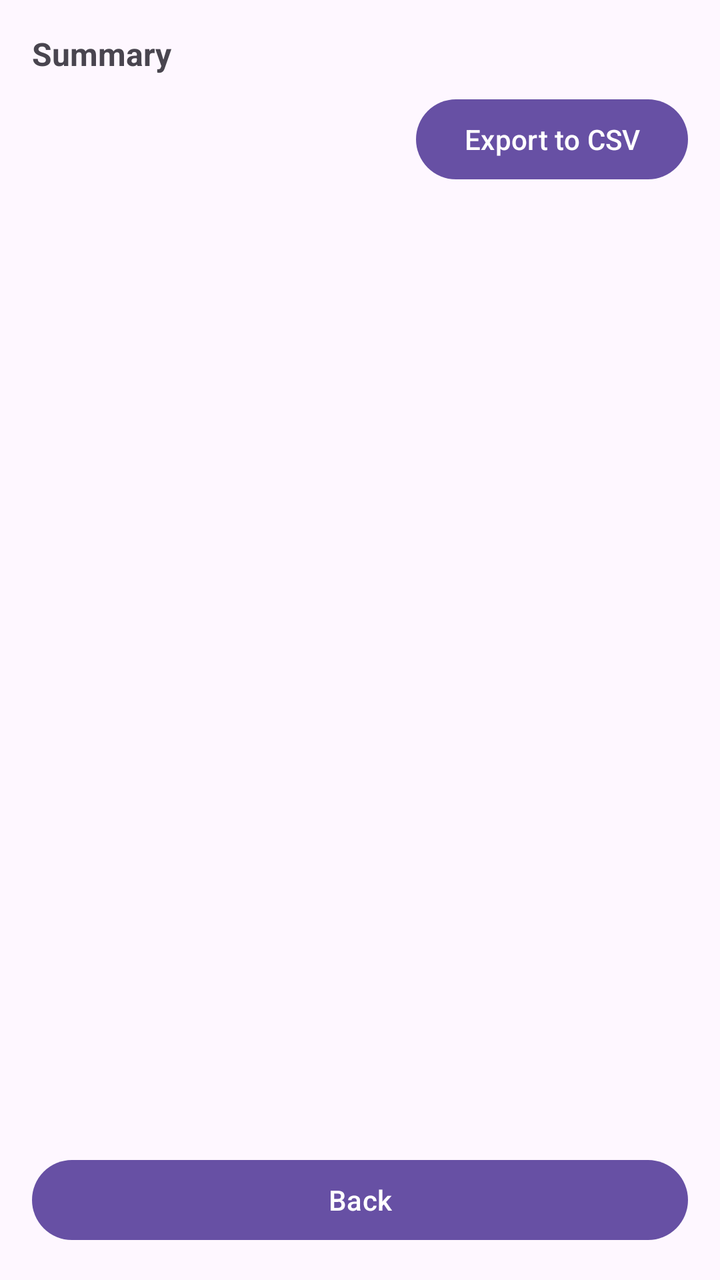
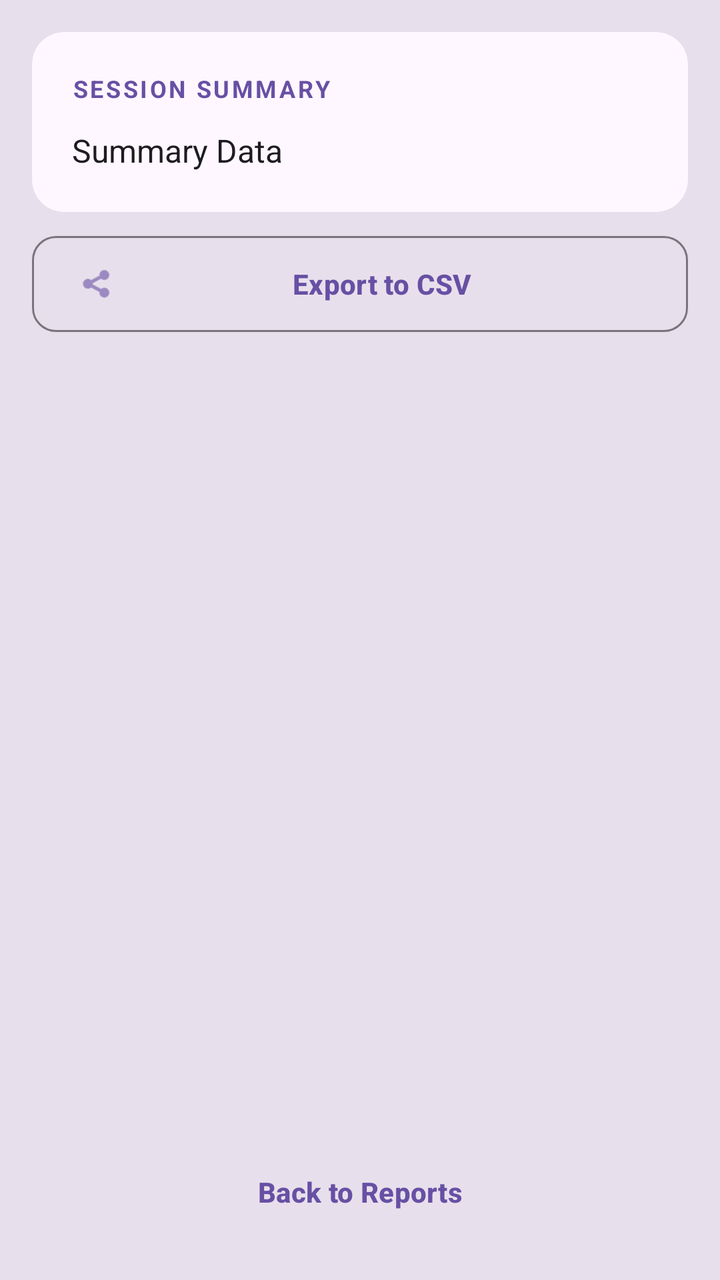

Screens rendered from an Android XML layout before and after an edit, with the pre-edit source and the edit as a unified diff.
<!-- AndroidManifest.xml: application theme Theme.TimeStamp -->
<!-- res/layout/activity_report_details.xml -->
<?xml version="1.0" encoding="utf-8"?>
<androidx.constraintlayout.widget.ConstraintLayout xmlns:android="http://schemas.android.com/apk/res/android"
    xmlns:app="http://schemas.android.com/apk/res-auto"
    xmlns:tools="http://schemas.android.com/tools"
    android:layout_width="match_parent"
    android:layout_height="match_parent"
    android:padding="16dp"
    tools:context=".ReportDetailsActivity">

    <TextView
        android:id="@+id/tvSummary"
        android:layout_width="0dp"
        android:layout_height="wrap_content"
        android:text="Summary"
        android:textSize="16sp"
        android:textStyle="bold"
        app:layout_constraintEnd_toEndOf="parent"
        app:layout_constraintStart_toStartOf="parent"
        app:layout_constraintTop_toTopOf="parent" />

    <Button
        android:id="@+id/btnExportCsv"
        android:layout_width="wrap_content"
        android:layout_height="wrap_content"
        android:layout_marginTop="8dp"
        android:text="Export to CSV"
        app:layout_constraintEnd_toEndOf="parent"
        app:layout_constraintTop_toBottomOf="@+id/tvSummary" />

    <androidx.recyclerview.widget.RecyclerView
        android:id="@+id/rvRecords"
        android:layout_width="0dp"
        android:layout_height="0dp"
        android:layout_marginTop="16dp"
        android:layout_marginBottom="8dp"
        app:layout_constraintBottom_toTopOf="@+id/btnBackDetails"
        app:layout_constraintEnd_toEndOf="parent"
        app:layout_constraintStart_toStartOf="parent"
        app:layout_constraintTop_toBottomOf="@+id/btnExportCsv" />

    <Button
        android:id="@+id/btnBackDetails"
        android:layout_width="0dp"
        android:layout_height="wrap_content"
        android:text="Back"
        app:layout_constraintBottom_toBottomOf="parent"
        app:layout_constraintEnd_toEndOf="parent"
        app:layout_constraintStart_toStartOf="parent" />

</androidx.constraintlayout.widget.ConstraintLayout>
<!-- resources referenced by this layout -->
<resources>
  <style name="Theme.TimeStamp" parent="Base.Theme.TimeStamp" />
  <style name="Base.Theme.TimeStamp" parent="Theme.Material3.DayNight.NoActionBar">
          
          
      </style>
</resources>

<!-- the commit's change to res/layout/activity_report_details.xml (unified diff, before → after) -->
@@ -4,45 +4,83 @@
     xmlns:tools="http://schemas.android.com/tools"
     android:layout_width="match_parent"
     android:layout_height="match_parent"
-    android:padding="16dp"
+    android:background="?attr/colorSurfaceVariant"
     tools:context=".ReportDetailsActivity">
 
-    <TextView
-        android:id="@+id/tvSummary"
+    <com.google.android.material.card.MaterialCardView
+        android:id="@+id/summaryCard"
+        android:layout_width="match_parent"
+        android:layout_height="wrap_content"
+        android:layout_margin="16dp"
+        app:cardCornerRadius="16dp"
+        app:cardElevation="0dp"
+        app:strokeWidth="0dp"
+        app:cardBackgroundColor="?attr/colorSurface"
+        app:layout_constraintTop_toTopOf="parent">
+
+        <LinearLayout
+            android:layout_width="match_parent"
+            android:layout_height="wrap_content"
+            android:orientation="vertical"
+            android:padding="20dp">
+
+            <TextView
+                android:layout_width="wrap_content"
+                android:layout_height="wrap_content"
+                android:text="Session Summary"
+                android:textStyle="bold"
+                android:textAllCaps="true"
+                android:textSize="12sp"
+                android:letterSpacing="0.1"
+                android:textColor="?attr/colorPrimary"
+                android:layout_marginBottom="12dp"/>
+
+            <TextView
+                android:id="@+id/tvSummary"
+                android:layout_width="match_parent"
+                android:layout_height="wrap_content"
+                android:text="Summary Data"
+                android:textSize="16sp"
+                android:textColor="?attr/colorOnSurface"
+                android:lineSpacingExtra="4dp"/>
+        </LinearLayout>
+    </com.google.android.material.card.MaterialCardView>
+
+    <com.google.android.material.button.MaterialButton
+        android:id="@+id/btnExportCsv"
+        style="@style/Widget.Material3.Button.OutlinedButton"
         android:layout_width="0dp"
-        android:layout_height="wrap_content"
-        android:text="Summary"
-        android:textSize="16sp"
+        android:layout_height="56dp"
+        android:layout_marginHorizontal="16dp"
+        android:layout_marginTop="8dp"
+        android:text="Export to CSV"
         android:textStyle="bold"
+        app:cornerRadius="12dp"
+        app:icon="@android:drawable/ic_menu_share"
         app:layout_constraintEnd_toEndOf="parent"
         app:layout_constraintStart_toStartOf="parent"
-        app:layout_constraintTop_toTopOf="parent" />
-
-    <Button
-        android:id="@+id/btnExportCsv"
-        android:layout_width="wrap_content"
-        android:layout_height="wrap_content"
-        android:layout_marginTop="8dp"
-        android:text="Export to CSV"
-        app:layout_constraintEnd_toEndOf="parent"
-        app:layout_constraintTop_toBottomOf="@+id/tvSummary" />
+        app:layout_constraintTop_toBottomOf="@+id/summaryCard" />
 
     <androidx.recyclerview.widget.RecyclerView
         android:id="@+id/rvRecords"
         android:layout_width="0dp"
         android:layout_height="0dp"
         android:layout_marginTop="16dp"
-        android:layout_marginBottom="8dp"
+        android:paddingHorizontal="16dp"
+        android:clipToPadding="false"
         app:layout_constraintBottom_toTopOf="@+id/btnBackDetails"
         app:layout_constraintEnd_toEndOf="parent"
         app:layout_constraintStart_toStartOf="parent"
         app:layout_constraintTop_toBottomOf="@+id/btnExportCsv" />
 
-    <Button
+    <com.google.android.material.button.MaterialButton
         android:id="@+id/btnBackDetails"
+        style="@style/Widget.Material3.Button.TextButton"
         android:layout_width="0dp"
-        android:layout_height="wrap_content"
-        android:text="Back"
+        android:layout_height="56dp"
+        android:layout_margin="16dp"
+        android:text="Back to Reports"
+        android:textStyle="bold"
         app:layout_constraintBottom_toBottomOf="parent"
         app:layout_constraintEnd_toEndOf="parent"
         app:layout_constraintStart_toStartOf="parent" />
